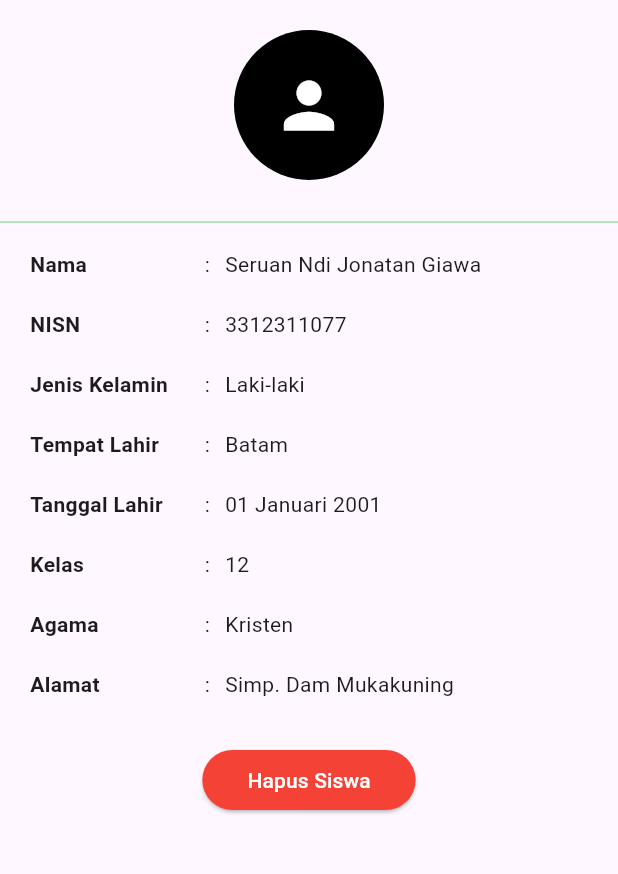
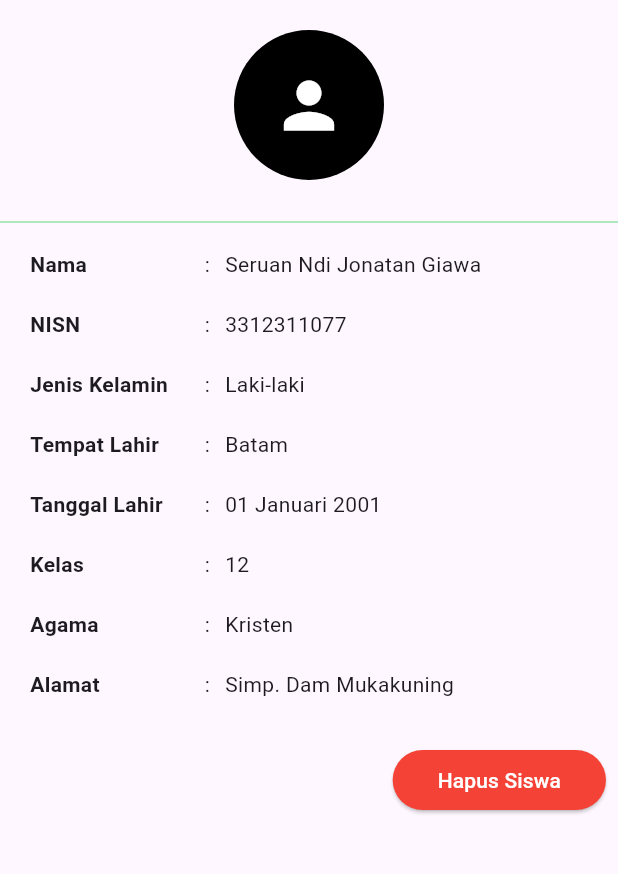
Before and after one commit to Ndi7/Media-Microlearning-Berbasis-Mobile, a Flutter app: the DataSiswaPage screen opened directly, on a phone screen of 412 x 824 dp, the part 84-958 px from its top. Run offline on Flutter 3.47's test engine with Material 3 defaults, Android fonts, the light colour scheme and no system bars; our stand-ins replace font_awesome_flutter.

Commit message:
Adjust position button delete

```diff
--- a/lib/data_siswa.dart
+++ b/lib/data_siswa.dart
@@ -39,20 +39,28 @@ class DataSiswaPage extends StatelessWidget {
             const ProfileInfo(label: 'Agama', value: 'Kristen'),
             const ProfileInfo(label: 'Alamat', value: 'Simp. Dam Mukakuning'),
             const SizedBox(height: 20),
-            ElevatedButton(
+            Row(
+              mainAxisAlignment: MainAxisAlignment.end,
+              children: [
+                Padding(
+                  padding: const EdgeInsets.only(right: 8),
+                  child: ElevatedButton(
                     style: ElevatedButton.styleFrom(
                       foregroundColor: Colors.white,
                       backgroundColor: Colors.red,
                       shape: RoundedRectangleBorder(
                         borderRadius: BorderRadius.circular(30),
                       ),
-                padding:
-                    const EdgeInsets.symmetric(horizontal: 30, vertical: 10),
+                      padding: const EdgeInsets.symmetric(
+                          horizontal: 30, vertical: 10),
                     ),
                     onPressed: () {
                       //  fungsi hapus siswa di sini
                     },
                     child: const Text('Hapus Siswa'),
+                  ),
+                ),
+              ],
             ),
             const SizedBox(height: 20),
           ],
```
Lines whose indentation alone changed are shown as unchanged.
